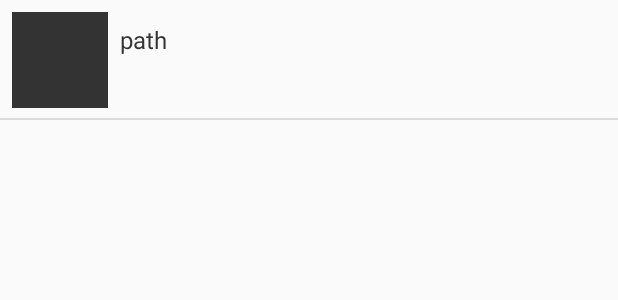
After one commit to 452kinton/CharacterDance, an Android app: the layout layout_item_file.xml on its own in the app's theme, with its tools: preview values and no code run, on a phone screen of 412 x 824 dp. The commit adds this screen. Shown: the top 300 px of the screen. Run offline under Robolectric (Android 15) with nearby library versions, the phone set to English and light mode, and no system bars.

Commit message:
update layout

```diff
--- a/app/src/main/res/layout/dialog_video.xml
+++ b/app/src/main/res/layout/dialog_video.xml
@@ -17,7 +17,7 @@
         android:padding="4dp"
         android:layout_gravity="right|top"/>
     <ImageView
-        android:id="@+id/z"
+        android:id="@+id/iv_video_status"
         android:layout_width="72dp"
         android:layout_height="72dp"
         android:visibility="gone"
--- /dev/null
+++ b/app/src/main/res/layout/layout_item_file.xml
@@ -0,0 +1,45 @@
+<?xml version="1.0" encoding="utf-8"?>
+<android.support.constraint.ConstraintLayout xmlns:android="http://schemas.android.com/apk/res/android"
+    android:layout_width="match_parent"
+    android:layout_height="wrap_content"
+    xmlns:app="http://schemas.android.com/apk/res-auto">
+
+    <ImageView
+        android:id="@+id/iv_listitem_file_pic"
+        android:layout_width="64dp"
+        android:layout_height="64dp"
+        android:layout_marginBottom="8dp"
+        android:layout_marginStart="8dp"
+        android:layout_marginTop="8dp"
+        android:background="#333"
+        app:layout_constraintBottom_toBottomOf="parent"
+        app:layout_constraintStart_toStartOf="parent"
+        app:layout_constraintTop_toTopOf="parent" />
+
+    <TextView
+        android:id="@+id/tv_listitem_path"
+        android:layout_width="0dp"
+        android:layout_height="wrap_content"
+        android:layout_marginBottom="8dp"
+        android:layout_marginEnd="8dp"
+        android:layout_marginStart="8dp"
+        android:layout_marginTop="8dp"
+        android:textColor="#333"
+        android:text="path"
+        android:textSize="16sp"
+        app:layout_constraintBottom_toBottomOf="parent"
+        app:layout_constraintEnd_toEndOf="parent"
+        app:layout_constraintHorizontal_bias="1.0"
+        app:layout_constraintHorizontal_weight="1"
+        app:layout_constraintStart_toEndOf="@+id/iv_listitem_file_pic"
+        app:layout_constraintTop_toTopOf="parent"
+        app:layout_constraintVertical_bias="0.177" />
+
+    <View
+        android:layout_width="match_parent"
+        android:layout_height="1dp"
+        android:background="#ddd"
+        app:layout_constraintBottom_toBottomOf="parent"
+        app:layout_constraintEnd_toEndOf="parent"
+        app:layout_constraintStart_toStartOf="parent"></View>
+</android.support.constraint.ConstraintLayout>
```
